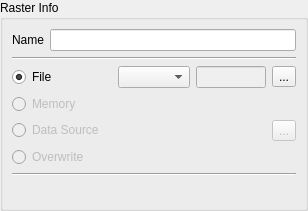
The window that src/terralib/qt/widgets/rp/ui/RasterInfoWidgetForm.ui (claudiobogossian/terralib5) describes before a commit, drawn with Qt 5.
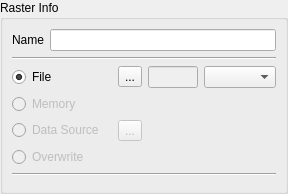
The same window after the commit.

Commit message: added icon and tool tip to help the user, refs #872

Patch:
```diff
--- a/src/terralib/qt/widgets/rp/ui/RasterInfoWidgetForm.ui
+++ b/src/terralib/qt/widgets/rp/ui/RasterInfoWidgetForm.ui
@@ -6,8 +6,8 @@
    <rect>
     <x>0</x>
     <y>0</y>
-    <width>308</width>
-    <height>211</height>
+    <width>288</width>
+    <height>185</height>
    </rect>
   </property>
   <property name="windowTitle">
@@ -75,21 +75,21 @@
           </item>
           <item row="0" column="1">
            <layout class="QGridLayout" name="gridLayout_2">
-            <item row="0" column="1">
-             <widget class="QLineEdit" name="m_fileNameLineEdit">
-              <property name="enabled">
-               <bool>false</bool>
-              </property>
-             </widget>
-            </item>
             <item row="0" column="2">
+             <widget class="QLineEdit" name="m_fileNameLineEdit">
+              <property name="enabled">
+               <bool>false</bool>
+              </property>
+             </widget>
+            </item>
+            <item row="0" column="1">
              <widget class="QToolButton" name="m_openFileDlgToolButton">
               <property name="text">
                <string>...</string>
               </property>
              </widget>
             </item>
-            <item row="0" column="0">
+            <item row="0" column="3">
              <widget class="QComboBox" name="m_extComboBox">
               <property name="enabled">
                <bool>true</bool>
@@ -133,7 +133,20 @@
           <item row="2" column="1">
            <layout class="QGridLayout" name="gridLayout_3">
             <item row="0" column="0">
-             <spacer name="horizontalSpacer">
+             <widget class="QToolButton" name="m_openDSDlgToolButton">
+              <property name="enabled">
+               <bool>false</bool>
+              </property>
+              <property name="toolTip">
+               <string>Select a data source to save the raster.</string>
+              </property>
+              <property name="text">
+               <string>...</string>
+              </property>
+             </widget>
+            </item>
+            <item row="0" column="1">
+             <spacer name="horizontalSpacer_2">
               <property name="orientation">
                <enum>Qt::Horizontal</enum>
               </property>
@@ -145,16 +158,6 @@
               </property>
              </spacer>
             </item>
-            <item row="0" column="1">
-             <widget class="QToolButton" name="m_openDSDlgToolButton">
-              <property name="enabled">
-               <bool>false</bool>
-              </property>
-              <property name="text">
-               <string>...</string>
-              </property>
-             </widget>
-            </item>
            </layout>
           </item>
           <item row="3" column="0">
```
Left out of the diff: 10 changed lines with no effect on the pictures. The commit also changes 1 other file.
